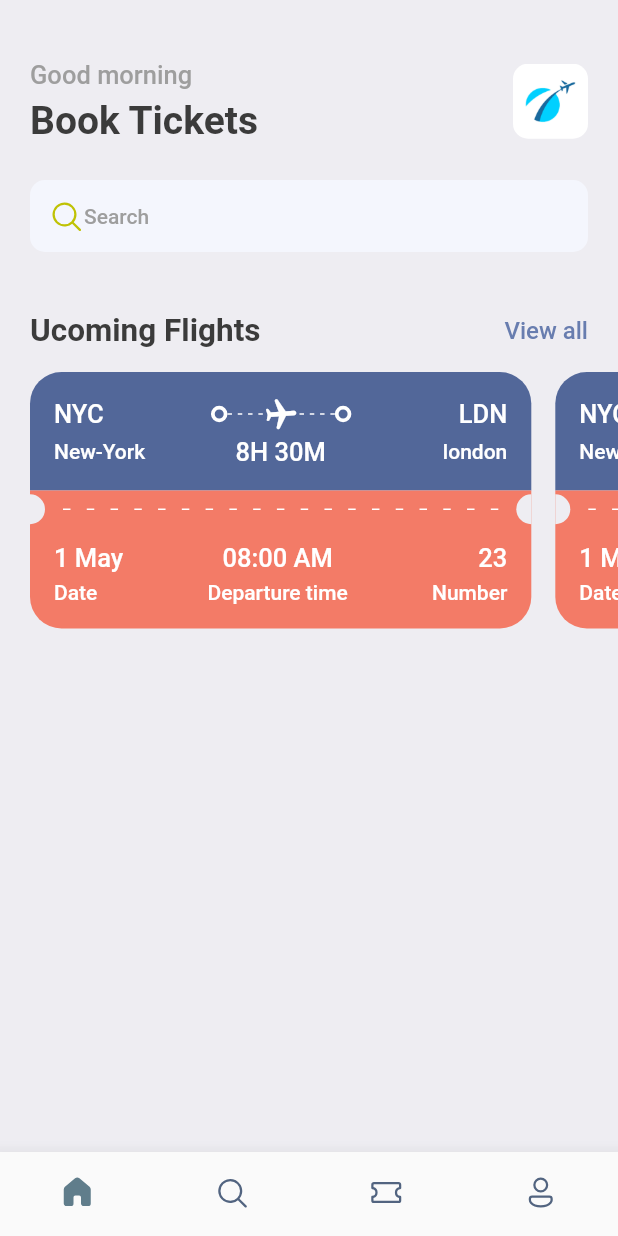
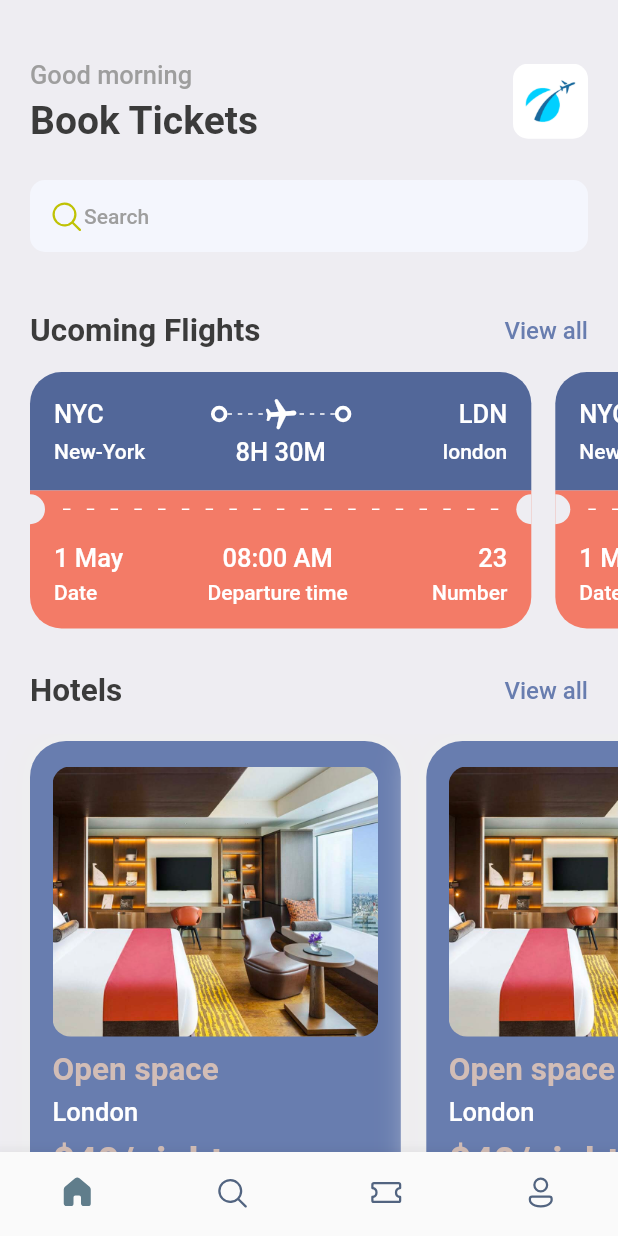
Before and after one commit to zuno04/booktickets, a Flutter app: the screen it shows after launch, on a phone screen of 412 x 824 dp. Run offline on Flutter 3.47's test engine with Material 2 defaults, Android fonts, the phone set to English and light mode, and no system bars; our stand-ins replace fluentui_icons, gap.

Commit message:
Done with Tickets ListView and doing Hotels LisView

```diff
--- a/lib/screens/home_screen.dart
+++ b/lib/screens/home_screen.dart
@@ -1,3 +1,4 @@
+import 'package:booktickets/screens/hotel_screen.dart';
 import 'package:booktickets/screens/ticket_view.dart';
 import 'package:fluentui_icons/fluentui_icons.dart';
 import 'package:flutter/material.dart';
@@ -54,7 +55,8 @@ class HomeScreen extends StatelessWidget {
                     borderRadius: BorderRadius.circular(10),
                     color: const Color(0xFFF4F6FD),
                   ),
-                  padding: const EdgeInsets.symmetric(horizontal: 12, vertical: 12),
+                  padding:
+                      const EdgeInsets.symmetric(horizontal: 12, vertical: 12),
                   child: Row(
                     children: [
                       const Icon(
@@ -77,7 +79,12 @@ class HomeScreen extends StatelessWidget {
                       onTap: () {
                         print("Tapped!!");
                       },
-                        child: Text("View all", style: Styles.textStyle.copyWith(color: Styles.primaryColor),),),
+                      child: Text(
+                        "View all",
+                        style: Styles.textStyle
+                            .copyWith(color: Styles.primaryColor),
+                      ),
+                    ),
                   ],
                 ),
               ],
@@ -88,9 +95,37 @@ class HomeScreen extends StatelessWidget {
             padding: const EdgeInsets.only(left: 20),
             scrollDirection: Axis.horizontal,
             child: Row(
+              children: const [TicketView(), TicketView()],
+            ),
+          ),
+          Container(
+            padding: const EdgeInsets.symmetric(horizontal: 20),
+            child: Row(
+              mainAxisAlignment: MainAxisAlignment.spaceBetween,
+              children: [
+                Text("Hotels", style: Styles.headLineStyle2),
+                InkWell(
+                  onTap: () {
+                    print("Tapped!!");
+                  },
+                  child: Text(
+                    "View all",
+                    style:
+                        Styles.textStyle.copyWith(color: Styles.primaryColor),
+                  ),
+                ),
+              ],
+            ),
+          ),
+          const Gap(16),
+          SingleChildScrollView(
+            padding: const EdgeInsets.only(left: 20),
+            scrollDirection: Axis.horizontal,
+            child: Row(
               children: const [
-                TicketView(),
-                TicketView()
+                HotelScreen(),
+                HotelScreen(),
+                HotelScreen(),
               ],
             ),
           ),
--- /dev/null
+++ b/lib/screens/hotel_screen.dart
@@ -0,0 +1,55 @@
+import 'package:booktickets/utils/app_layout.dart';
+import 'package:flutter/material.dart';
+import 'package:gap/gap.dart';
+
+import '../utils/app_styles.dart';
+
+class HotelScreen extends StatelessWidget {
+  const HotelScreen({Key? key}) : super(key: key);
+
+  @override
+  Widget build(BuildContext context) {
+    final size = AppLayout.getSize(context);
+    return Container(
+      width: size.width * 0.6,
+      height: 350,
+      padding: const EdgeInsets.symmetric(horizontal: 15, vertical: 17),
+      margin: const EdgeInsets.only(right: 17, top: 5),
+      decoration: BoxDecoration(
+        color: Styles.primaryColor,
+        borderRadius: BorderRadius.circular(24),
+        boxShadow: [
+          BoxShadow(
+            color: Colors.grey.shade200,
+            blurRadius: 20,
+            spreadRadius: 5
+          ),
+        ]
+      ),
+      child: Column(
+        crossAxisAlignment: CrossAxisAlignment.start,
+        children: [
+          Container(
+            height: 180,
+            decoration: BoxDecoration(
+              borderRadius: BorderRadius.circular(12),
+              color: Styles.primaryColor,
+              image: const DecorationImage(
+                fit: BoxFit.cover,
+                image: AssetImage(
+                  "assets/images/one.png"
+                ),
+              ),
+            ),
+          ),
+          const Gap(10),
+          Text("Open space", style: Styles.headLineStyle2.copyWith(color: Styles.kakiColor),),
+          const Gap(5),
+          Text("London", style: Styles.headLineStyle3.copyWith(color: Colors.white),),
+          const Gap(8),
+          Text("\$40/night", style: Styles.headLineStyle1.copyWith(color: Styles.kakiColor),),
+        ],
+      ),
+    );
+  }
+}
--- a/lib/utils/app_styles.dart
+++ b/lib/utils/app_styles.dart
@@ -7,6 +7,7 @@ class Styles {
   static Color textColor = const Color(0xFF3b3b3b);
   static Color bgColor = const Color(0xFFeeedf2);
   static Color orangeColor = const Color(0xFFF37B67);
+  static Color kakiColor = const Color(0xFFd2bdb6);
   static TextStyle textStyle = TextStyle(fontSize: 16, color: textColor, fontWeight: FontWeight.w500);
   static TextStyle headLineStyle1 = TextStyle(fontSize: 26, color: textColor, fontWeight: FontWeight.bold);
   static TextStyle headLineStyle2 = TextStyle(fontSize: 21, color: textColor, fontWeight: FontWeight.bold);
```
